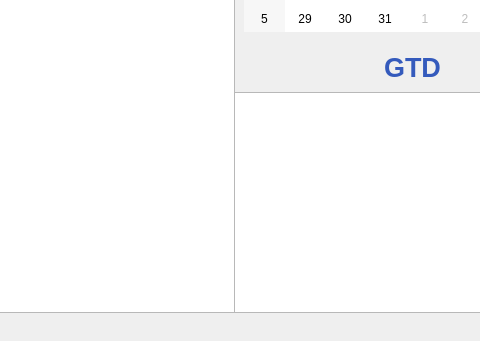
This is main.ui in makmary170/time_for_you as Qt 5 draws it before an edit; both pictures show x 196 to 676 and y 204 to 545 of the 764 by 545 pixel window. The edited form follows.
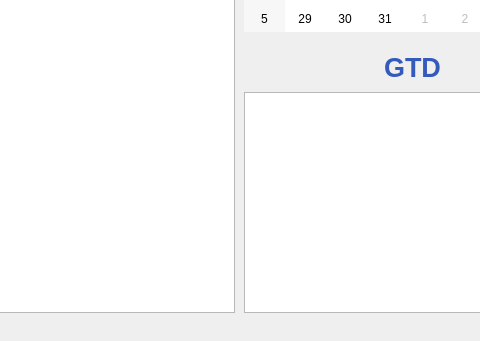
This is the edited form.

Commit message: * QlistView, используемый для отображения задач, переделан в QListWidget для упрощения логики кода * Добавлено оформление для списка задач и чекбокс для каждой отдельной задачи

```diff
--- a/main.ui
+++ b/main.ui
@@ -34,15 +34,31 @@
      </rect>
     </property>
    </widget>
-   <widget class="QListView" name="listView">
+   <widget class="QListWidget" name="taskList">
     <property name="geometry">
      <rect>
-      <x>430</x>
+      <x>440</x>
       <y>260</y>
-      <width>321</width>
+      <width>311</width>
       <height>221</height>
      </rect>
     </property>
+    <property name="font">
+     <font>
+      <pointsize>9</pointsize>
+      <weight>75</weight>
+      <bold>true</bold>
+     </font>
+    </property>
+    <property name="focusPolicy">
+     <enum>Qt::WheelFocus</enum>
+    </property>
+    <property name="layoutDirection">
+     <enum>Qt::LeftToRight</enum>
+    </property>
+    <property name="isWrapping" stdset="0">
+     <bool>false</bool>
+    </property>
    </widget>
    <widget class="QLabel" name="label">
     <property name="geometry">
```
Left out of the diff: 4 changed lines with no effect on the pictures. The commit also changes 5 other files.
